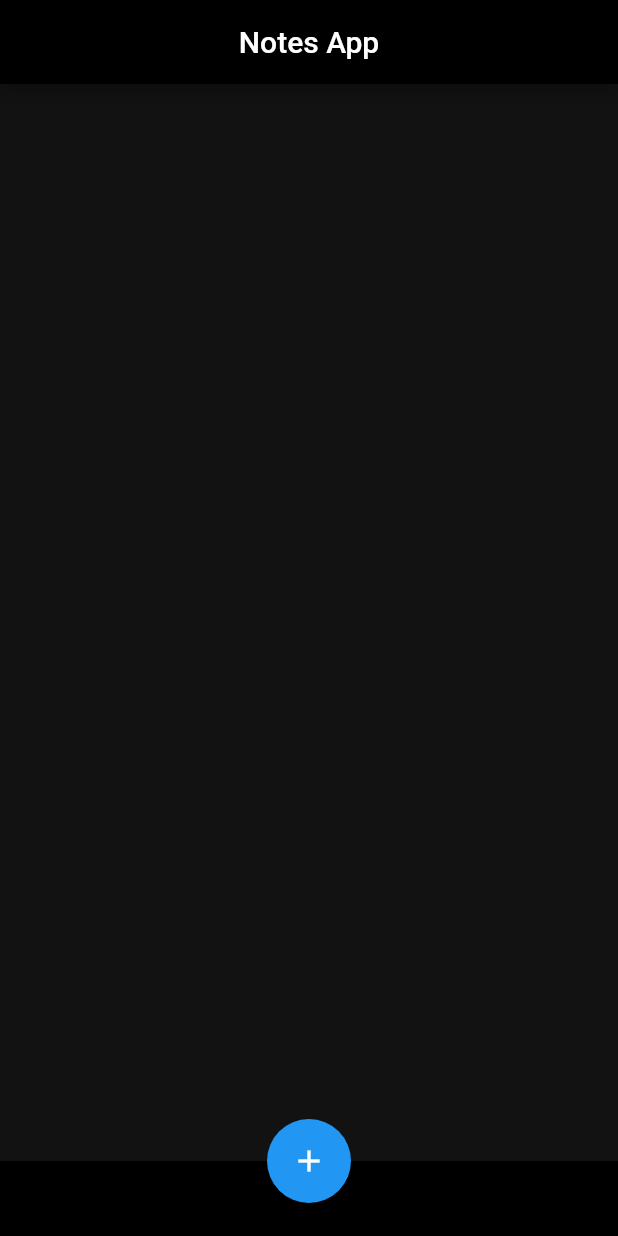
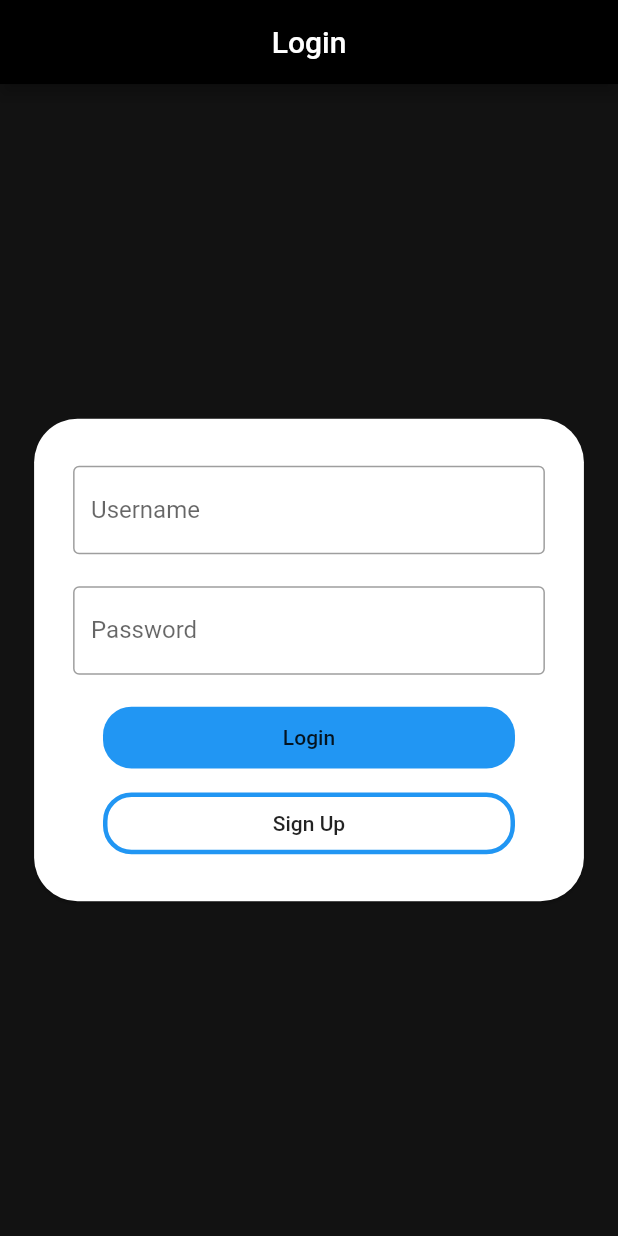
Before and after one commit to BullsEye34/firebase_notes, a Flutter app: the screen it shows after launch, on a phone screen of 412 x 824 dp. Run offline on Flutter 3.47's test engine with Material 2 defaults, Android fonts, the phone set to English and light mode, and no system bars; our stand-ins replace cloud_firestore; accounts and stored records are empty.

Commit message:
create login dart

```diff
--- /dev/null
+++ b/lib/login.dart
@@ -0,0 +1,109 @@
+import 'package:flutter/material.dart';
+
+class login extends StatefulWidget {
+  @override
+  _loginState createState() => _loginState();
+}
+
+class _loginState extends State<login> {
+  @override
+  Widget build(BuildContext context) {
+    return Scaffold(
+      appBar: AppBar(
+        title: Text("Login"),
+        centerTitle: true,
+        backgroundColor: Colors.black,
+      ),
+      backgroundColor: Color(0xff121212),
+      body: Center(
+        child: Container(
+          width: MediaQuery.of(context).size.width / 1.1,
+          height: MediaQuery.of(context).size.height / 2.5,
+          child: Card(
+            shape: RoundedRectangleBorder(
+              borderRadius: BorderRadius.all(
+                Radius.circular(29),
+              ),
+            ),
+            child: Padding(
+              padding: const EdgeInsets.all(18.0),
+              child: Form(
+                child: Column(
+                  mainAxisAlignment: MainAxisAlignment.spaceEvenly,
+                  children: <Widget>[
+                    Padding(
+                      padding: const EdgeInsets.all(8.0),
+                      child: TextFormField(
+                        decoration: InputDecoration(
+                          border: OutlineInputBorder(),
+                          labelText: 'Username',
+                        ),
+                      ),
+                    ),
+                    Padding(
+                      padding: const EdgeInsets.all(8.0),
+                      child: TextFormField(
+                        decoration: InputDecoration(
+                          border: OutlineInputBorder(),
+                          labelText: 'Password',
+                        ),
+                      ),
+                    ),
+                    Column(
+                      children: <Widget>[
+                        Padding(
+                          padding: const EdgeInsets.all(8.0),
+                          child: Container(
+                            width: MediaQuery.of(context).size.width/1.5,
+                            height: MediaQuery.of(context).size.height / 20,
+                            child: FlatButton(
+                              onPressed: () {},
+                              color: Colors.blue,
+                              shape: RoundedRectangleBorder(
+                                borderRadius: BorderRadius.all(
+                                  Radius.circular(19.0),
+                                ),
+                              ),
+                              child: Text("Login"),
+                            ),
+                          ),
+                        ),
+                        Padding(
+                          padding: const EdgeInsets.all(8.0),
+                          child: Container(
+                            width: MediaQuery.of(context).size.width/1.5,
+                            height: MediaQuery.of(context).size.height / 20,
+
+                            child: OutlineButton(
+                              onPressed: () {
+                                _navigateToNextScreen(context, signup());
+                              },
+                              borderSide: BorderSide(width: 3, color: Colors.blue),
+                              shape: RoundedRectangleBorder(
+                                borderRadius: BorderRadius.all(
+                                  Radius.circular(19.0),
+                                ),
+                              ),
+                              child: Text("Sign Up"),
+                            ),
+                          ),
+                        ),
+
+                      ],
+                    )
+                  ],
+                ),
+              ),
+            ),
+          ),
+        ),
+      ),
+    );
+  }
+  void _navigateToNextScreen(BuildContext context, Widget n) {
+    Navigator.push(
+      context,
+      MaterialPageRoute(builder: (context) => n),
+    );
+  }
+}
--- a/lib/main.dart
+++ b/lib/main.dart
@@ -1,3 +1,4 @@
+import 'package:firebase_notes/login.dart';
 import 'package:flutter/material.dart';
 
 import 'notes.dart';
@@ -5,7 +6,7 @@ import 'notes.dart';
 void main(){
   runApp(MaterialApp(
     debugShowCheckedModeBanner: false,
-    home: notes(),
+    home: login(),
   ));
 
 }
--- a/pubspec.yaml
+++ b/pubspec.yaml
@@ -21,6 +21,7 @@ dependencies:
     sdk: flutter
   firebase_core: ^0.4.0+9
   cloud_firestore: ^0.12.9+6
+  firebase_auth: ^0.14.0+5
 
   # The following adds the Cupertino Icons font to your application.
   # Use with the CupertinoIcons class for iOS style icons.
```
Also changed, not shown: lib/signup.dart (added), pubspec.lock, 1 other file.
